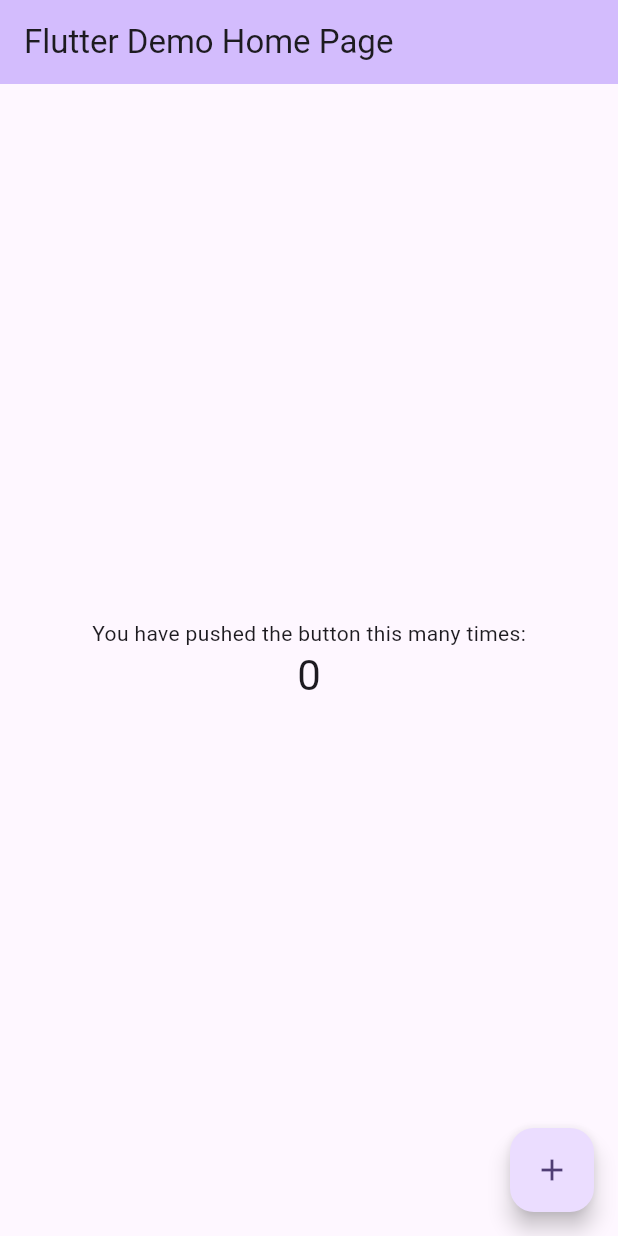
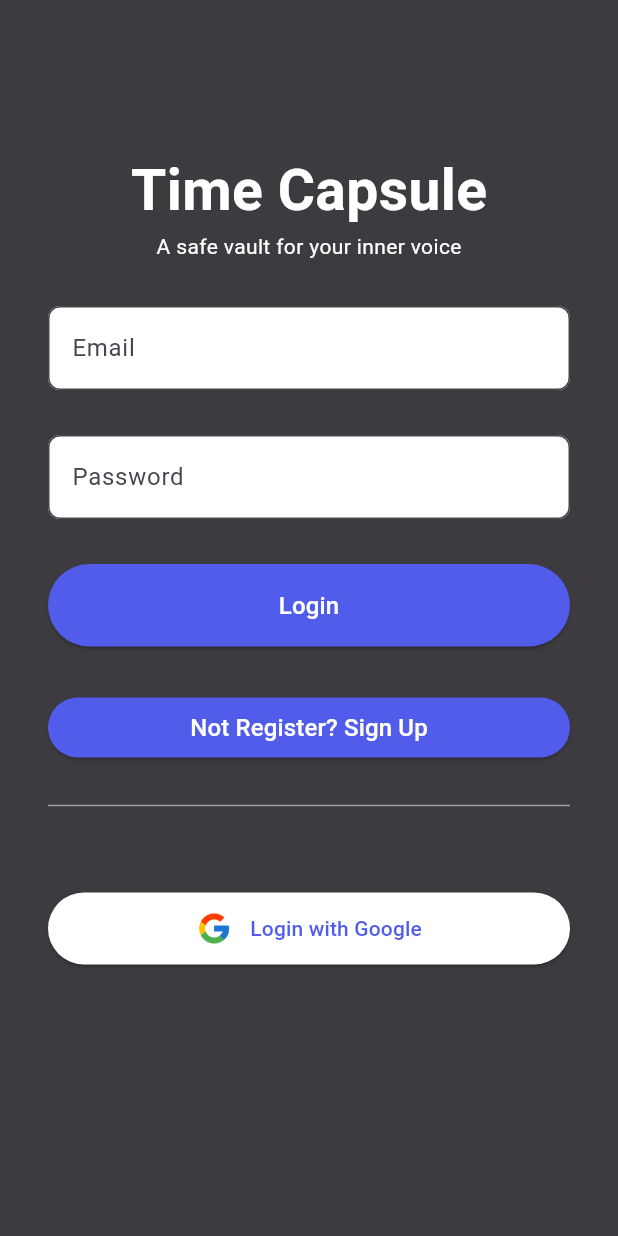
Before and after one commit to not-your-average-devil/time_capsule, a Flutter app: the screen it shows after launch, on a phone screen of 412 x 824 dp. Run offline on Flutter 3.47's test engine with Material 3 defaults, Android fonts, the phone set to English and light mode, and no system bars.

Commit message:
completed the login page ui

```diff
--- a/lib/main.dart
+++ b/lib/main.dart
@@ -1,122 +1,20 @@
 import 'package:flutter/material.dart';
-
-void main() {
-  runApp(const MyApp());
+import '/screens/Login_page.dart';
+void main(){
+  runApp(const app());
 }
 
-class MyApp extends StatelessWidget {
-  const MyApp({super.key});
+class app extends StatelessWidget{
+  const app({super.key});
 
-  // This widget is the root of your application.
   @override
-  Widget build(BuildContext context) {
-    return MaterialApp(
-      title: 'Flutter Demo',
-      theme: ThemeData(
-        // This is the theme of your application.
-        //
-        // TRY THIS: Try running your application with "flutter run". You'll see
-        // the application has a purple toolbar. Then, without quitting the app,
-        // try changing the seedColor in the colorScheme below to Colors.green
-        // and then invoke "hot reload" (save your changes or press the "hot
-        // reload" button in a Flutter-supported IDE, or press "r" if you used
-        // the command line to start the app).
-        //
-        // Notice that the counter didn't reset back to zero; the application
-        // state is not lost during the reload. To reset the state, use hot
-        // restart instead.
-        //
-        // This works for code too, not just values: Most code changes can be
-        // tested with just a hot reload.
-        colorScheme: ColorScheme.fromSeed(seedColor: Colors.deepPurple),
+  Widget build(BuildContext context){
+    return MaterialApp(title: 'Time Capsule',
+    debugShowCheckedModeBanner: false,
+          theme: ThemeData(
+        primarySwatch: Colors.blue,
       ),
-      home: const MyHomePage(title: 'Flutter Demo Home Page'),
+      home: LoginPage(),
     );
   }
 }
-
-class MyHomePage extends StatefulWidget {
-  const MyHomePage({super.key, required this.title});
-
-  // This widget is the home page of your application. It is stateful, meaning
-  // that it has a State object (defined below) that contains fields that affect
-  // how it looks.
-
-  // This class is the configuration for the state. It holds the values (in this
-  // case the title) provided by the parent (in this case the App widget) and
-  // used by the build method of the State. Fields in a Widget subclass are
-  // always marked "final".
-
-  final String title;
-
-  @override
-  State<MyHomePage> createState() => _MyHomePageState();
-}
-
-class _MyHomePageState extends State<MyHomePage> {
-  int _counter = 0;
-
-  void _incrementCounter() {
-    setState(() {
-      // This call to setState tells the Flutter framework that something has
-      // changed in this State, which causes it to rerun the build method below
-      // so that the display can reflect the updated values. If we changed
-      // _counter without calling setState(), then the build method would not be
-      // called again, and so nothing would appear to happen.
-      _counter++;
-    });
-  }
-
-  @override
-  Widget build(BuildContext context) {
-    // This method is rerun every time setState is called, for instance as done
-    // by the _incrementCounter method above.
-    //
-    // The Flutter framework has been optimized to make rerunning build methods
-    // fast, so that you can just rebuild anything that needs updating rather
-    // than having to individually change instances of widgets.
-    return Scaffold(
-      appBar: AppBar(
-        // TRY THIS: Try changing the color here to a specific color (to
-        // Colors.amber, perhaps?) and trigger a hot reload to see the AppBar
-        // change color while the other colors stay the same.
-        backgroundColor: Theme.of(context).colorScheme.inversePrimary,
-        // Here we take the value from the MyHomePage object that was created by
-        // the App.build method, and use it to set our appbar title.
-        title: Text(widget.title),
-      ),
-      body: Center(
-        // Center is a layout widget. It takes a single child and positions it
-        // in the middle of the parent.
-        child: Column(
-          // Column is also a layout widget. It takes a list of children and
-          // arranges them vertically. By default, it sizes itself to fit its
-          // children horizontally, and tries to be as tall as its parent.
-          //
-          // Column has various properties to control how it sizes itself and
-          // how it positions its children. Here we use mainAxisAlignment to
-          // center the children vertically; the main axis here is the vertical
-          // axis because Columns are vertical (the cross axis would be
-          // horizontal).
-          //
-          // TRY THIS: Invoke "debug painting" (choose the "Toggle Debug Paint"
-          // action in the IDE, or press "p" in the console), to see the
-          // wireframe for each widget.
-          mainAxisAlignment: MainAxisAlignment.center,
-          children: <Widget>[
-            const Text('You have pushed the button this many times:'),
-            Text(
-              '$_counter',
-              style: Theme.of(context).textTheme.headlineMedium,
-            ),
-          ],
-        ),
-      ),
-      floatingActionButton: FloatingActionButton(
-        onPressed: _incrementCounter,
-        tooltip: 'Increment',
-        child: const Icon(Icons.add),
-      ), // This trailing comma makes auto-formatting nicer for build methods.
-    );
-  }
-}
--- /dev/null
+++ b/lib/screens/Login_page.dart
@@ -0,0 +1,135 @@
+import 'package:flutter/material.dart';
+import 'package:time_capsule/utils/colors.dart';
+
+class LoginPage extends StatefulWidget {
+  const LoginPage({super.key});
+
+  @override
+  State<LoginPage> createState() => _LoginPageState();
+}
+
+class _LoginPageState extends State<LoginPage> {
+  @override
+  Widget build(BuildContext context) {
+    return Scaffold(
+      backgroundColor: Color(0xFF3D3B40),
+      body: Column(
+        children: [
+          SizedBox(height: 100),
+          Center(
+            child: Text(
+              'Time Capsule',
+              style: TextStyle(
+                fontSize: 38,
+                fontWeight: FontWeight.bold,
+                color: Colors.white,
+              ),
+            ),
+          ),
+          Center(
+            child: Text(
+              'A safe vault for your inner voice',
+              style: TextStyle(color: Colors.white),
+            ),
+          ),
+          SizedBox(height: 30),
+          Padding(
+            padding: EdgeInsets.symmetric(horizontal: 32),
+            child: TextField(
+              decoration: InputDecoration(
+                hintText: 'Email',
+                filled: true,
+                fillColor: Colors.white,
+                border: OutlineInputBorder(
+                  borderRadius: BorderRadius.circular(8),
+                ),
+              ),
+            ),
+          ),
+          SizedBox(height: 30),
+          Padding(
+            padding: EdgeInsets.symmetric(horizontal: 32),
+            child: TextField(
+              decoration: InputDecoration(
+                hintText: 'Password',
+                filled: true,
+                fillColor: Colors.white,
+                border: OutlineInputBorder(
+                  borderRadius: BorderRadius.circular(8),
+                ),
+              ),
+            ),
+          ),
+          SizedBox(height: 30),
+          Padding(
+            padding: EdgeInsets.symmetric(horizontal: 32),
+            child: SizedBox(
+              width: double.infinity,
+              child: ElevatedButton(
+                onPressed: () {},
+                style: ElevatedButton.styleFrom(
+                  padding: EdgeInsets.symmetric(vertical: 16),
+                  backgroundColor: Color(0xFF525CEB), // button color
+                ),
+                child: Text(
+                  'Login',
+                  style: TextStyle(fontSize: 16, color: Colors.white),
+                ),
+              ),
+            ),
+          ),
+          SizedBox(height: 30),
+          Padding(
+            padding: EdgeInsets.symmetric(horizontal: 32),
+            child: SizedBox(
+              width: double.infinity,
+              child: ElevatedButton(
+                onPressed: () {},
+                child: Text(
+                  'Not Register? Sign Up',
+                  style: TextStyle(fontSize: 16, color: Colors.white),
+                ),
+                style: ElevatedButton.styleFrom(
+                  backgroundColor: AppColors.primary,
+                ),
+              ),
+            ),
+          ),
+          Padding(
+            padding: EdgeInsets.symmetric(horizontal: 32, vertical: 20),
+            child: Divider(color: Colors.grey, thickness: 1),
+          ),
+          SizedBox(height: 30),
+          Padding(
+            padding: EdgeInsets.symmetric(horizontal: 32),
+            child: SizedBox(
+              width: double.infinity,
+              child: ElevatedButton(
+                onPressed: () {},
+                style: ElevatedButton.styleFrom(
+                  padding: EdgeInsets.symmetric(vertical: 12),
+                  backgroundColor: Colors.white,
+                ),
+                child: Row(
+                  mainAxisSize: MainAxisSize.min,
+                  mainAxisAlignment: MainAxisAlignment.center,
+                  children: [
+                    Image.asset(
+                      'assets/images/google_icon.png',
+                      height: 24,
+                    ),
+                    SizedBox(width: 12),
+                    Text(
+                      'Login with Google',
+                      style: TextStyle(color: AppColors.primary),
+                    ),
+                  ],
+                ),
+              ),
+            ),
+          ),
+        ],
+      ),
+    );
+  }
+}
--- /dev/null
+++ b/lib/utils/colors.dart
@@ -0,0 +1,10 @@
+import 'package:flutter/material.dart';
+
+class AppColors {
+  static const background = Color(0xFF3D3B40);
+  static const primary = Color(0xFF525CEB);
+  static const secondary = Color(0xFFBFCFE7);
+  static const treasury = Color(0xFFF8EDFF);
+  static const errorNote = Color(0xFFEB5252);
+  static const successNote = Color(0xFF52EB86);
+}
--- a/pubspec.yaml
+++ b/pubspec.yaml
@@ -56,7 +56,8 @@ flutter:
   # included with your application, so that you can use the icons in
   # the material Icons class.
   uses-material-design: true
-
+  assets:
+    - assets/images/google_icon.png
   # To add assets to your application, add an assets section, like this:
   # assets:
   #   - images/a_dot_burr.jpeg
```
Also changed, not shown: assets/images/google_icon.png (added), 1 other file.
